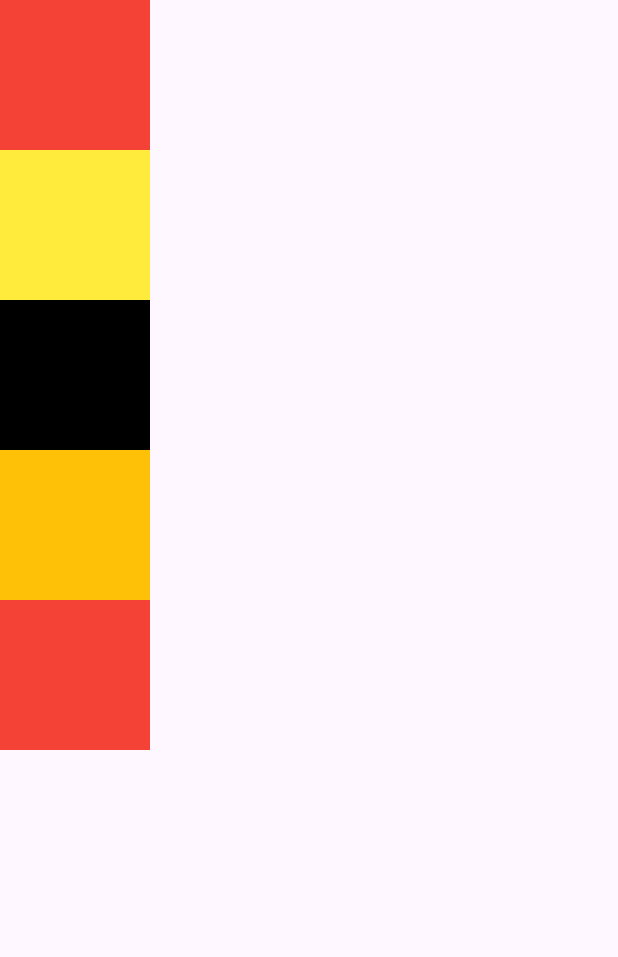
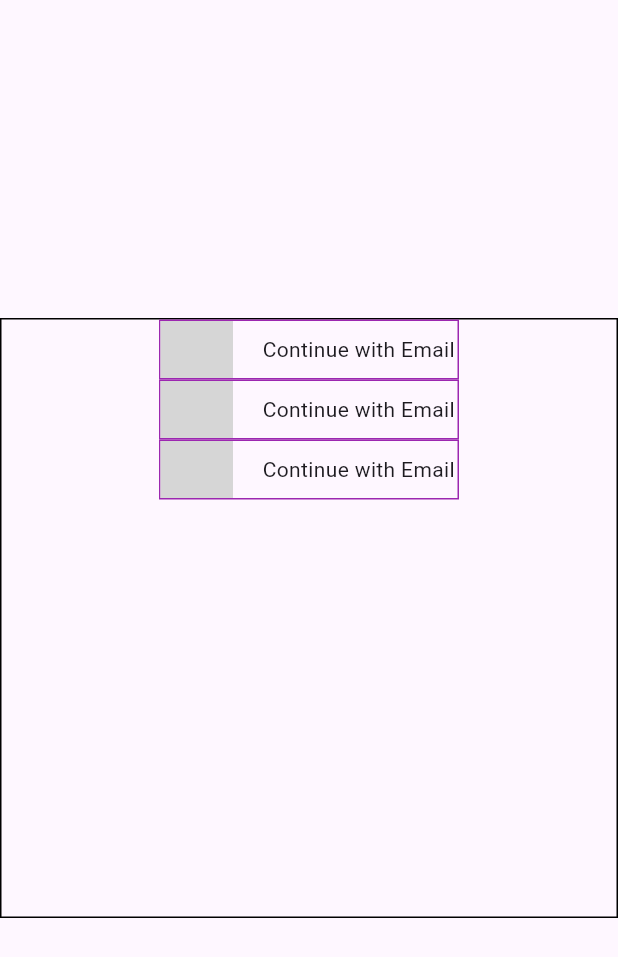
Before and after one commit to Abin56/Kartify_Application, a Flutter app: the screen it shows after launch, on a phone screen of 412 x 824 dp. Shown: the top 957 px of the screen. Run offline on Flutter 3.47's test engine with Material 3 defaults, Android fonts, the light colour scheme and no system bars; our stand-ins replace flutter_svg; grey boxes are pictures that could not be loaded.

Commit message:
workout 22 Jan

```diff
--- a/lib/rachna.dart
+++ b/lib/rachna.dart
@@ -1,4 +1,7 @@
 import 'package:flutter/material.dart';
+import 'package:flutter/rendering.dart';
+import 'package:flutter_svg/flutter_svg.dart';
+import 'package:kartify_applicaion/widgets/s.dart';
 
 class ClassRachana extends StatelessWidget {
   const ClassRachana({super.key});
@@ -6,40 +9,18 @@ class ClassRachana extends StatelessWidget {
   @override
   Widget build(BuildContext context) {
     return Scaffold(
-      body: Column(
-        children: [
-          Container(
-            color: Colors.red,
-            height: 100,
-            width: 100,
-            child: Container(),
-          ),
-          Container(
-            color: Colors.yellow,
-            height: 100,
-            width: 100,
-            child: Container(),
-          ),
-          Container(
-            color: Colors.black,
-            height: 100,
-            width: 100,
-            child: Container(),
-          ),
-          Container(
-            color: Colors.amber,
-            height: 100,
-            width: 100,
-            child: Container(),
-          ),
-          Container(
-            color: Colors.red,
-            height: 100,
-            width: 100,
-            child: Container(),
-          ),
-        ],
-      ),
-    );
+        body: Center(
+      child: Container(
+          height: 400,
+          width: double.infinity,
+          decoration: BoxDecoration(border: Border.all(color: Colors.black)),
+          child: Column(
+            children: [
+              LoginContainer(),
+              LoginContainer(),
+              LoginContainer(),
+            ],
+          )),
+    ));
   }
 }
--- /dev/null
+++ b/lib/widgets/s.dart
@@ -0,0 +1,26 @@
+import 'package:flutter/material.dart';
+import 'package:flutter_svg/svg.dart';
+
+class LoginContainer extends StatelessWidget {
+  const LoginContainer({
+    super.key,
+  });
+
+  @override
+  Widget build(BuildContext context) {
+    return Container(
+      child: Row(
+        children: [
+          SvgPicture.asset("assets/svg_images/email.svg"),
+          SizedBox(
+            width: 20,
+          ),
+          Text("Continue with Email"),
+        ],
+      ),
+      height: 40,
+      width: 200,
+      decoration: BoxDecoration(border: Border.all(color: Colors.purple)),
+    );
+  }
+}
```
Also changed, not shown: lib/main.dart (+7 -8 lines), lib/sample.dart (+81 -81 lines).
